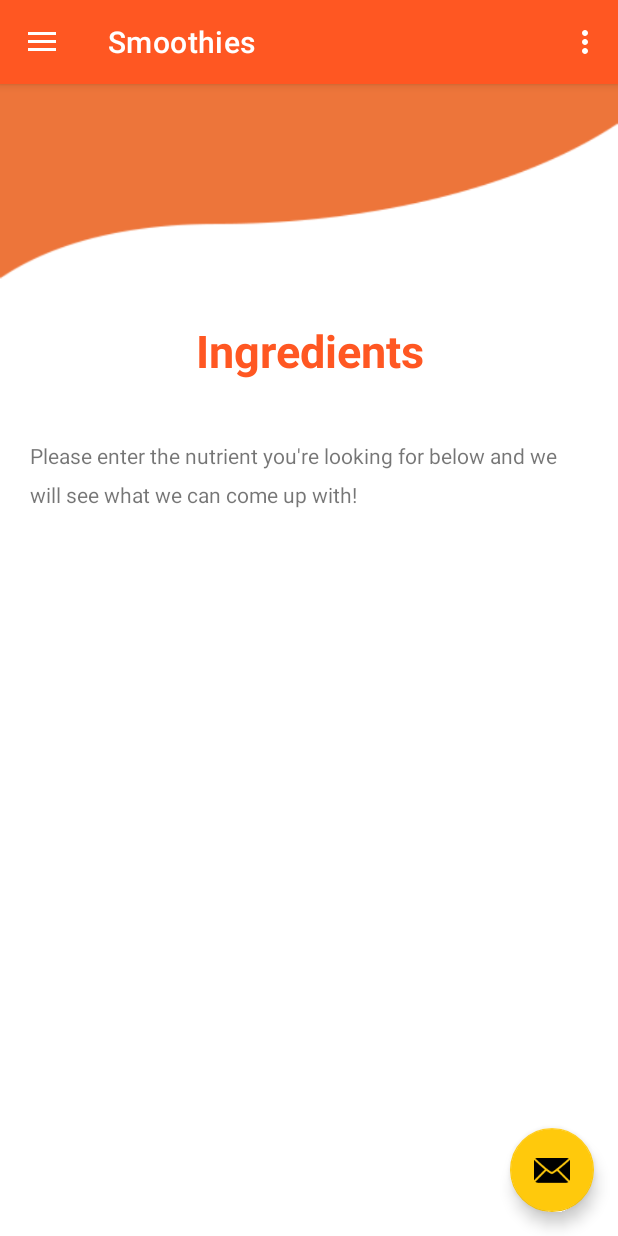
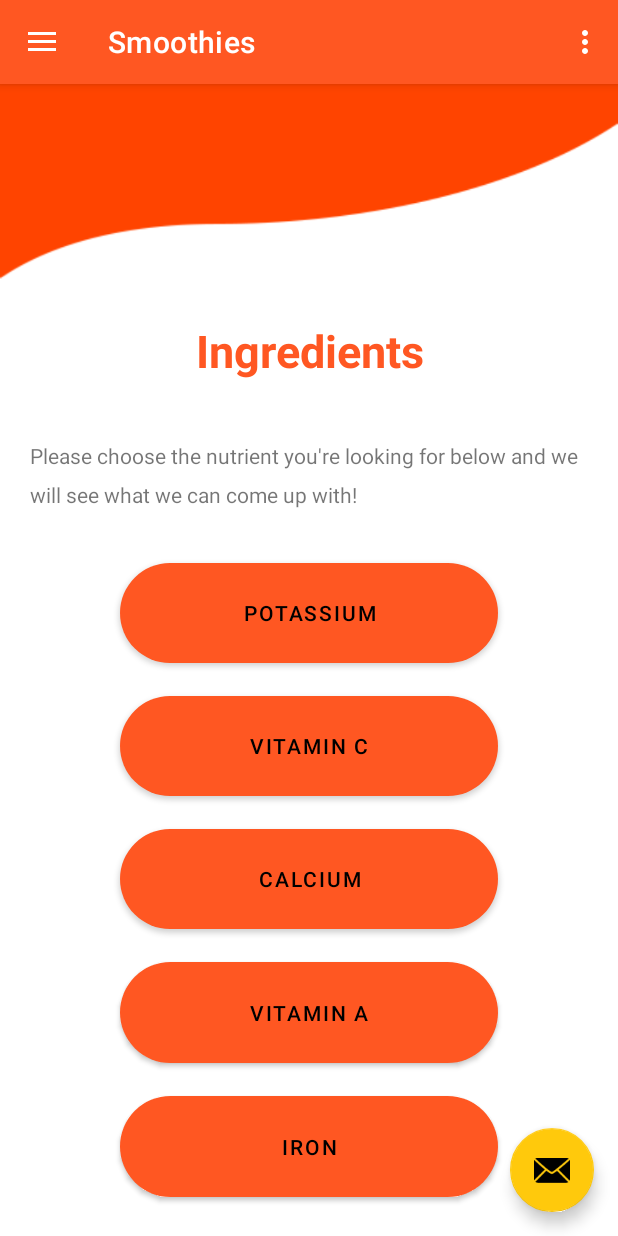
Before and after one commit to ChrisGreenDev/BerryGoodSmoothies, an Android app: the screen it shows after launch (MainActivity), after a tap on "START", on a phone screen of 412 x 824 dp. Run offline under Robolectric (Android 15) with nearby library versions, the phone set to English and light mode, and no system bars; our stand-ins replace navigation-ui; Roboto replaces fonts that are not available here.

Commit message:
Added buttons to the menu screen instead of text input

```diff
--- a/app/src/main/java/com/example/berrygoodsmoothies/Fragments/SmoothieFragment.java
+++ b/app/src/main/java/com/example/berrygoodsmoothies/Fragments/SmoothieFragment.java
@@ -7,6 +7,8 @@ import androidx.fragment.app.Fragment;
 import android.view.LayoutInflater;
 import android.view.View;
 import android.view.ViewGroup;
+import android.widget.ArrayAdapter;
+import android.widget.Spinner;
 
 import com.example.berrygoodsmoothies.R;
 
@@ -16,7 +18,6 @@ import com.example.berrygoodsmoothies.R;
  * create an instance of this fragment.
  */
 public class SmoothieFragment extends Fragment {
-
     // TODO: Rename parameter arguments, choose names that match
     // the fragment initialization parameters, e.g. ARG_ITEM_NUMBER
     private static final String ARG_PARAM1 = "param1";
@@ -63,4 +64,5 @@ public class SmoothieFragment extends Fragment {
         // Inflate the layout for this fragment
         return inflater.inflate(R.layout.fragment_smoothie, container, false);
     }
+
 }
--- a/app/src/main/java/com/example/berrygoodsmoothies/MainActivity.java
+++ b/app/src/main/java/com/example/berrygoodsmoothies/MainActivity.java
@@ -3,6 +3,8 @@ package com.example.berrygoodsmoothies;
 import android.os.Bundle;
 import android.view.View;
 import android.view.Menu;
+import android.widget.ArrayAdapter;
+import android.widget.Spinner;
 
 import com.google.android.material.snackbar.Snackbar;
 import com.google.android.material.navigation.NavigationView;
--- a/app/src/main/res/anim/layout_animation.xml
+++ b/app/src/main/res/anim/layout_animation.xml
@@ -2,6 +2,6 @@
 <layoutAnimation xmlns:android="http://schemas.android.com/apk/res/android"
     android:delay="15%"
     android:animationOrder="normal"
-    android:animation="@anim/scale_up">
+    android:animation="@anim/slide_in">
 
 </layoutAnimation>
--- a/app/src/main/res/layout/fragment_smoothie.xml
+++ b/app/src/main/res/layout/fragment_smoothie.xml
@@ -9,11 +9,11 @@
 
 
     <ImageView
-        android:id="@+id/imageView3"
+        android:id="@+id/imageView2"
         android:layout_width="match_parent"
         android:layout_height="wrap_content"
         android:adjustViewBounds="true"
-        android:src="@drawable/topscreenimage" />
+        android:src="@drawable/topscreenimageorange" />
 
     <TextView
         android:id="@+id/menuTitle"
@@ -34,4 +34,61 @@
         android:layout_margin="20dp"
         android:lineSpacingExtra="10sp"
         android:text="@string/menuDescription" />
+
+    <Button
+        android:id="@+id/button4"
+        android:layout_width="match_parent"
+        android:layout_height="wrap_content"
+        android:layout_marginLeft="80dp"
+        android:layout_marginTop="10dp"
+        android:layout_marginRight="80dp"
+        android:layout_weight="2"
+        android:text="potassium"
+        app:cornerRadius="50dp" />
+
+    <Button
+        android:id="@+id/button5"
+        android:layout_width="match_parent"
+        android:layout_height="wrap_content"
+        android:layout_marginLeft="80dp"
+        android:layout_marginTop="10dp"
+        android:layout_marginRight="80dp"
+        android:layout_weight="2"
+        android:text="Vitamin C"
+        app:cornerRadius="50dp" />
+
+    <Button
+        android:id="@+id/button6"
+        android:layout_width="match_parent"
+        android:layout_height="wrap_content"
+        android:layout_marginLeft="80dp"
+        android:layout_marginTop="10dp"
+        android:layout_marginRight="80dp"
+        android:layout_weight="2"
+        android:text="Calcium"
+        app:cornerRadius="50dp" />
+
+    <Button
+        android:id="@+id/button7"
+        android:layout_width="match_parent"
+        android:layout_height="wrap_content"
+        android:layout_marginLeft="80dp"
+        android:layout_marginTop="10dp"
+        android:layout_marginRight="80dp"
+        android:layout_weight="2"
+        android:text="Vitamin A"
+        app:cornerRadius="50dp" />
+
+    <Button
+        android:id="@+id/button8"
+        android:layout_width="match_parent"
+        android:layout_height="wrap_content"
+        android:layout_marginLeft="80dp"
+        android:layout_marginTop="10dp"
+        android:layout_marginRight="80dp"
+        android:layout_marginBottom="20dp"
+        android:layout_weight="2"
+        android:text="Iron"
+        app:cornerRadius="50dp" />
+
 </LinearLayout>
--- a/app/src/main/res/layout/fragment_smoothie_cards.xml
+++ b/app/src/main/res/layout/fragment_smoothie_cards.xml
@@ -9,11 +9,11 @@
 
 
     <ImageView
-        android:id="@+id/imageView4"
+        android:id="@+id/imageView3"
         android:layout_width="match_parent"
         android:layout_height="wrap_content"
         android:adjustViewBounds="true"
-        android:src="@drawable/topscreenimage" />
+        android:src="@drawable/topscreenimageorange" />
 
     <TextView
         android:id="@+id/recyclerViewTitle"
@@ -35,7 +35,7 @@
         android:layout_height="wrap_content"
         android:layout_marginLeft="25dp"
         android:layout_marginRight="25dp"
-        android:layout_marginBottom="25dp"
+        android:layout_marginBottom="35dp"
         android:fontFamily="@font/baloo"
         android:text="@string/recyclerViewDescription"
         android:textAlignment="center" />
--- a/app/src/main/res/layout/recycle_row.xml
+++ b/app/src/main/res/layout/recycle_row.xml
@@ -23,6 +23,9 @@
         android:id="@+id/cardDescription"
         android:layout_width="match_parent"
         android:layout_height="wrap_content"
+        android:layout_marginLeft="25dp"
+        android:layout_marginRight="25dp"
+        android:layout_marginBottom="25dp"
         android:text="TextView"
         android:textAlignment="center" />
 
--- a/app/src/main/res/values/strings.xml
+++ b/app/src/main/res/values/strings.xml
@@ -23,5 +23,6 @@
     <string name="HomeScreenDescription">Need help eating healthy and getting all the nutrients you\'re looking for? With Berry Good Smoothies you not only get a great tasting smoothie but an nutritous one! All you have to do is let us know what nutrient you\'re looking for and we will do the rest. To get started please click the start button below.</string>
     <string name="StartButton">START</string>
     <string name="MenuIngredientTitle">Ingredients</string>
-    <string name="menuDescription">Please enter the nutrient you\'re looking for below and we will see what we can come up with!</string>
+    <string name="menuDescription">Please choose the nutrient you\'re looking for below and we will see what we can come up with!</string>
+    <string name="UserInputPlaceHolderText">Please enter ingredient...</string>
 </resources>
--- a/app/src/main/res/values/themes.xml
+++ b/app/src/main/res/values/themes.xml
@@ -3,7 +3,7 @@
     <style name="Theme.BerryGoodSmoothies" parent="Theme.MaterialComponents.DayNight.DarkActionBar">
         <!-- Primary brand color. -->
         <item name="colorPrimary">#FFFF5722</item>
-        <item name="colorPrimaryVariant">@color/pcG</item>
+        <item name="colorPrimaryVariant">#FFFF5722</item>
         <item name="colorOnPrimary">@color/black</item>
         <!-- Secondary brand color. -->
         <item name="colorSecondary">@color/pcY</item>
```
Also changed, not shown: app/src/main/res/drawable/gradient.xml (added, +10 -0 lines), app/src/main/res/layout/fragment_credits.xml (+9 -6 lines), app/src/main/res/layout/fragment_home.xml (+5 -5 lines), app/src/main/res/drawable-v24/bananacard.png (added), app/src/main/res/drawable-v24/homescreenimageorange.png (added), app/src/main/res/drawable-v24/topscreenimageorange.png (added).
